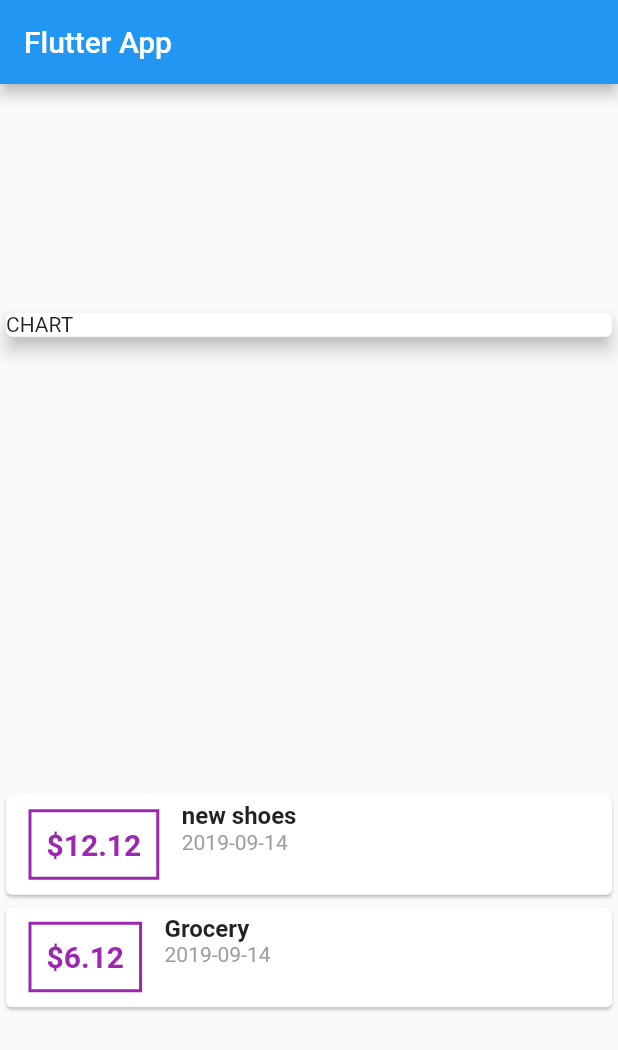
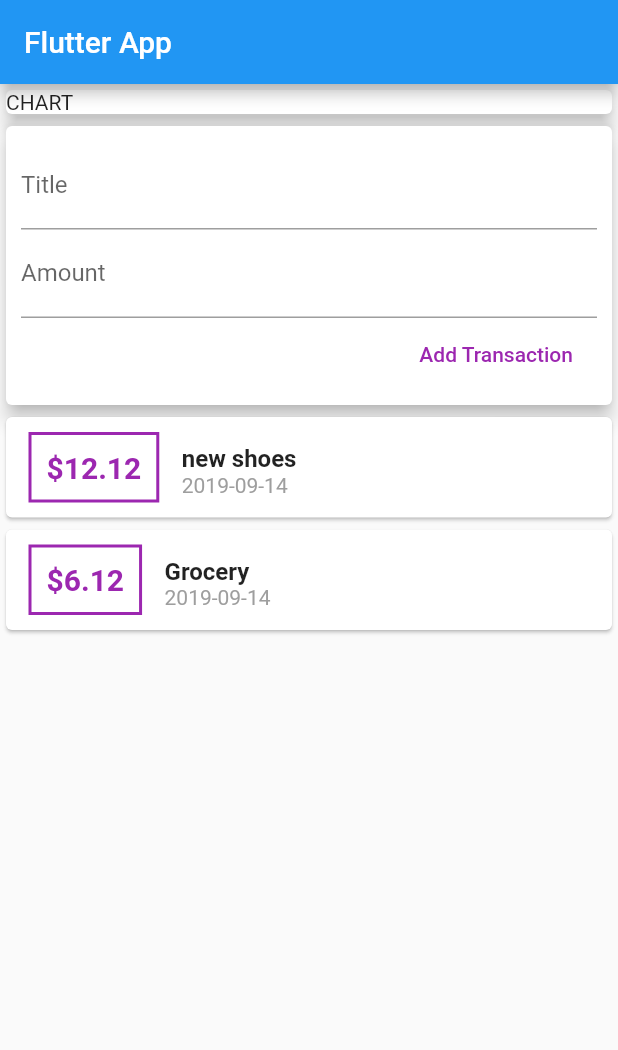
Before and after one commit to snarksliveshere/spendings, a Flutter app: the screen it shows after launch, on a phone screen of 412 x 824 dp. Shown: the top 1050 px of the screen. Run offline on Flutter 3.47's test engine with Material 2 defaults, Android fonts, the phone set to English and light mode, and no system bars.

Commit message:
add form

```diff
--- a/lib/main.dart
+++ b/lib/main.dart
@@ -28,7 +28,7 @@ class MyHomePage extends StatelessWidget {
         title: Text('Flutter App'),
       ),
       body: Column(
-        mainAxisAlignment: MainAxisAlignment.spaceAround,
+        crossAxisAlignment: CrossAxisAlignment.stretch,
         children: <Widget>[
           Container(
             width: double.infinity,
@@ -37,11 +37,34 @@ class MyHomePage extends StatelessWidget {
               elevation: 5,
             ),
           ),
+          Card(
+            elevation: 5.0,
+            child: Container(
+              padding: EdgeInsets.all(10.0),
+              child: Column(
+                crossAxisAlignment: CrossAxisAlignment.end,
+                children: <Widget>[
+                  TextField(
+                    cursorColor: Colors.purple,
+                    decoration: InputDecoration(labelText: 'Title'),
+                  ),
+                  TextField(
+                    decoration: InputDecoration(labelText: 'Amount'),
+                  ),
+                  FlatButton(
+                    onPressed: () => {},
+                    textColor: Colors.purple,
+                    child: Text('Add Transaction'),
+                  )
+                ],
+              ),
+            ),
+          ),
           Column(
             children: transactions.map((tx) {
               return Card(
                 child: Row(
-                  crossAxisAlignment: CrossAxisAlignment.start,
+//                  crossAxisAlignment: CrossAxisAlignment.start,
                   children: <Widget>[
                     Container(
                       child: Text(
```
